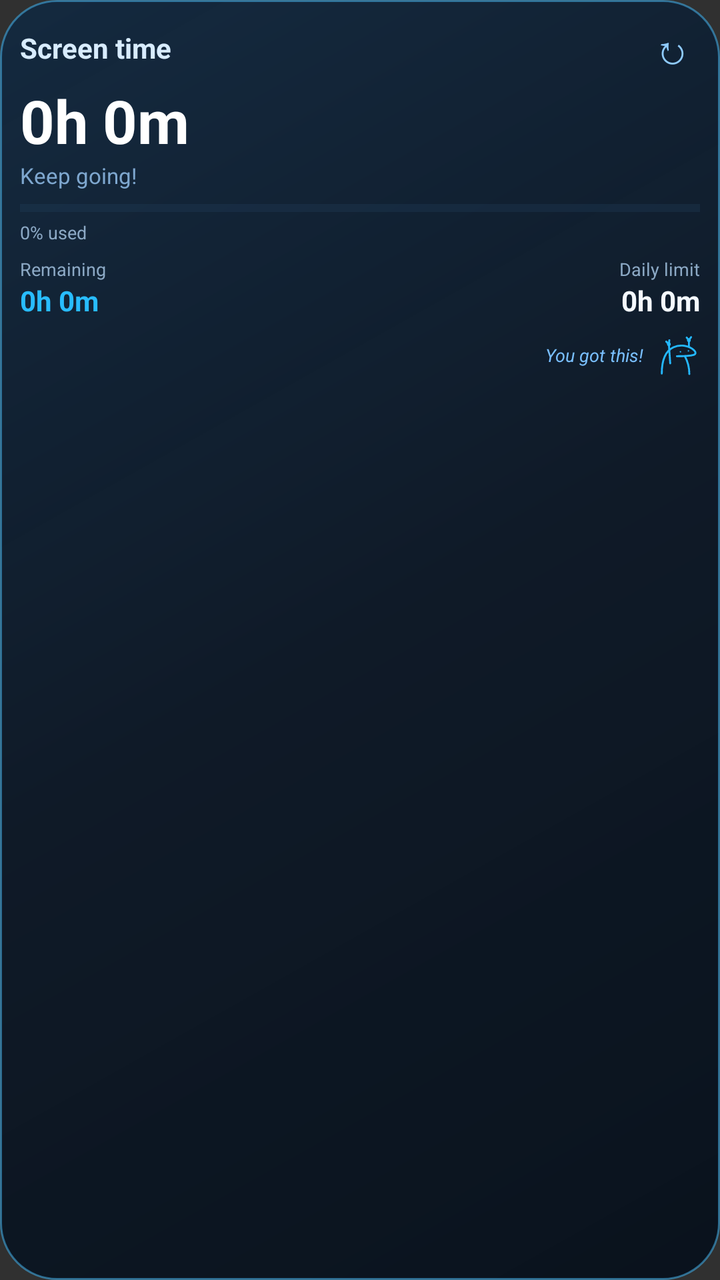
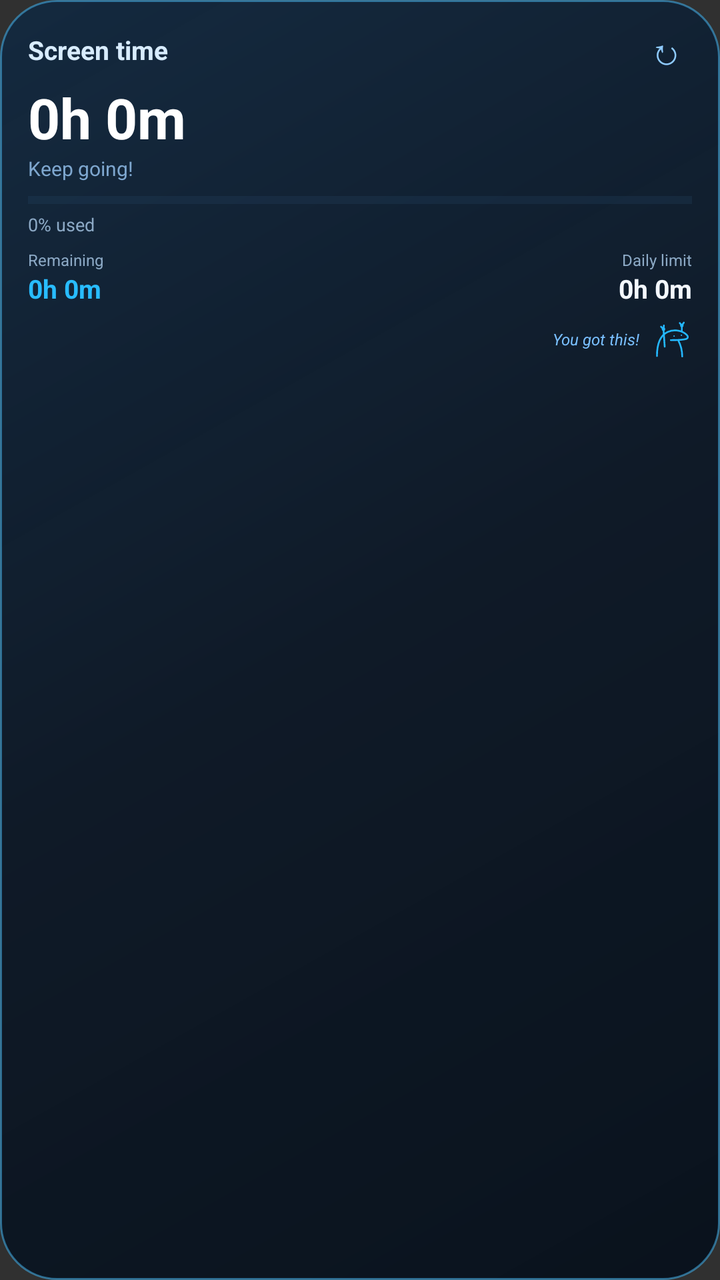

An Android layout rendered at two revisions. The XML below is the earlier revision; the diff shows what the commit changed to produce the second picture.
<!-- AndroidManifest.xml: application theme android:Theme.Material.NoActionBar -->
<!-- res/layout/widget_screen_time.xml -->
<?xml version="1.0" encoding="utf-8"?>
<LinearLayout xmlns:android="http://schemas.android.com/apk/res/android"
    android:id="@+id/widget_root"
    android:layout_width="match_parent"
    android:layout_height="match_parent"
    android:orientation="vertical"
    android:padding="10dp"
    android:background="@drawable/widget_glass_bg">

    <LinearLayout
        android:layout_width="match_parent"
        android:layout_height="wrap_content"
        android:orientation="horizontal"
        android:gravity="center_vertical">

        <TextView
            android:layout_width="0dp"
            android:layout_height="wrap_content"
            android:layout_weight="1"
            android:text="Screen time"
            android:textSize="14sp"
            android:textStyle="bold"
            android:textColor="#D8ECFF" />

        <TextView
            android:id="@+id/widget_refresh"
            android:layout_width="28dp"
            android:layout_height="28dp"
            android:gravity="center"
            android:text="↻"
            android:textSize="20sp"
            android:textColor="#8FCBFF" />
    </LinearLayout>

    <TextView
        android:id="@+id/widget_used"
        android:layout_width="match_parent"
        android:layout_height="wrap_content"
        android:layout_marginTop="2dp"
        android:text="0h 0m"
        android:textSize="30sp"
        android:textStyle="bold"
        android:textColor="#FFFFFF"
        android:maxLines="1" />

    <TextView
        android:id="@+id/widget_status"
        android:layout_width="match_parent"
        android:layout_height="wrap_content"
        android:text="Keep going!"
        android:textSize="11sp"
        android:textColor="#7EA7CF"
        android:maxLines="1" />

    <ProgressBar
        android:id="@+id/widget_progress"
        style="?android:attr/progressBarStyleHorizontal"
        android:layout_width="match_parent"
        android:layout_height="6dp"
        android:layout_marginTop="6dp"
        android:max="1000"
        android:progress="0"
        android:progressTint="#24B8FF"
        android:progressBackgroundTint="#23415E" />

    <TextView
        android:id="@+id/widget_percent"
        android:layout_width="match_parent"
        android:layout_height="wrap_content"
        android:layout_marginTop="3dp"
        android:text="0% used"
        android:textSize="9sp"
        android:textColor="#8CA9C5"
        android:maxLines="1" />

    <LinearLayout
        android:layout_width="match_parent"
        android:layout_height="wrap_content"
        android:layout_marginTop="6dp"
        android:orientation="horizontal">

        <LinearLayout
            android:layout_width="0dp"
            android:layout_height="wrap_content"
            android:layout_weight="1"
            android:orientation="vertical">

            <TextView
                android:layout_width="wrap_content"
                android:layout_height="wrap_content"
                android:text="Remaining"
                android:textSize="9sp"
                android:textColor="#8CA9C5" />

            <TextView
                android:id="@+id/widget_remaining"
                android:layout_width="wrap_content"
                android:layout_height="wrap_content"
                android:text="0h 0m"
                android:textSize="14sp"
                android:textStyle="bold"
                android:textColor="#28BCFF"
                android:maxLines="1" />
        </LinearLayout>

        <LinearLayout
            android:layout_width="0dp"
            android:layout_height="wrap_content"
            android:layout_weight="1"
            android:orientation="vertical"
            android:gravity="end">

            <TextView
                android:layout_width="wrap_content"
                android:layout_height="wrap_content"
                android:text="Daily limit"
                android:textSize="9sp"
                android:textColor="#8CA9C5" />

            <TextView
                android:id="@+id/widget_limit"
                android:layout_width="wrap_content"
                android:layout_height="wrap_content"
                android:text="0h 0m"
                android:textSize="14sp"
                android:textStyle="bold"
                android:textColor="#F4F9FF"
                android:maxLines="1" />
        </LinearLayout>
    </LinearLayout>

    <LinearLayout
        android:layout_width="match_parent"
        android:layout_height="wrap_content"
        android:layout_marginTop="4dp"
        android:orientation="horizontal"
        android:gravity="end|center_vertical">

        <TextView
            android:layout_width="wrap_content"
            android:layout_height="wrap_content"
            android:text="You got this!"
            android:textSize="9sp"
            android:textStyle="italic"
            android:textColor="#79BFFF" />

        <ImageView
            android:layout_width="24dp"
            android:layout_height="28dp"
            android:layout_marginStart="4dp"
            android:scaleType="fitCenter"
            android:src="@drawable/ic_guardian_figure_only"
            android:contentDescription="@string/app_name" />
    </LinearLayout>

</LinearLayout>
<!-- resources referenced by this layout -->
<resources>
  <!-- drawable ic_guardian_figure_only (drawable) -->
  <?xml version="1.0" encoding="utf-8"?>
  <vector xmlns:android="http://schemas.android.com/apk/res/android"
      android:width="108dp"
      android:height="108dp"
      android:viewportWidth="108"
      android:viewportHeight="108">
  
      <path
          android:fillColor="@android:color/transparent"
          android:strokeColor="#24B8FF"
          android:strokeWidth="4.3"
          android:strokeLineCap="round"
          android:strokeLineJoin="round"
          android:pathData="M22,95 C22,64 31,44 48,36 C65,28 85,33 95,43 C99,47 99,51 94,53 C84,56 70,56 56,56" />
  
      <path
          android:fillColor="@android:color/transparent"
          android:strokeColor="#24B8FF"
          android:strokeWidth="4.3"
          android:strokeLineCap="round"
          android:pathData="M74,56 C82,71 84,85 84,96" />
  
      <path
          android:fillColor="@android:color/transparent"
          android:strokeColor="#24B8FF"
          android:strokeWidth="4.3"
          android:strokeLineCap="round"
          android:pathData="M38,29 L41,72" />
  
      <path
          android:fillColor="@android:color/transparent"
          android:strokeColor="#24B8FF"
          android:strokeWidth="4.3"
          android:strokeLineCap="round"
          android:pathData="M38,29 L32,23 M38,29 L39,20" />
  
      <path
          android:fillColor="@android:color/transparent"
          android:strokeColor="#24B8FF"
          android:strokeWidth="4.3"
          android:strokeLineCap="round"
          android:pathData="M83,33 L83,20 M83,20 L78,14 M83,20 L88,13" />
  
      <path android:fillColor="#24B8FF" android:pathData="M38,29 m-4.2,0 a4.2,4.2 0,1 0,8.4,0 a4.2,4.2 0,1 0,-8.4,0" />
      <path android:fillColor="#24B8FF" android:pathData="M83,20 m-4.2,0 a4.2,4.2 0,1 0,8.4,0 a4.2,4.2 0,1 0,-8.4,0" />
      <path android:fillColor="#24B8FF" android:pathData="M64,46 m-1.7,0 a1.7,1.7 0,1 0,3.4,0 a1.7,1.7 0,1 0,-3.4,0" />
      <path android:fillColor="#24B8FF" android:pathData="M82,44 m-1.7,0 a1.7,1.7 0,1 0,3.4,0 a1.7,1.7 0,1 0,-3.4,0" />
  </vector>
  <!-- drawable widget_glass_bg (drawable) -->
  <?xml version="1.0" encoding="utf-8"?>
  <shape xmlns:android="http://schemas.android.com/apk/res/android" android:shape="rectangle">
      <gradient
          android:angle="315"
          android:startColor="#F0122940"
          android:centerColor="#E60B1726"
          android:endColor="#F007101B" />
      <corners android:radius="28dp" />
      <stroke android:width="1dp" android:color="#8047BFFF" />
      <padding android:left="2dp" android:top="2dp" android:right="2dp" android:bottom="2dp" />
  </shape>
  <string name="app_name">Screen Time Guard</string>
</resources>

<!-- the commit's change to res/layout/widget_screen_time.xml (unified diff, before → after) -->
@@ -4,7 +4,10 @@
     android:layout_width="match_parent"
     android:layout_height="match_parent"
     android:orientation="vertical"
-    android:padding="10dp"
+    android:paddingLeft="14dp"
+    android:paddingTop="12dp"
+    android:paddingRight="14dp"
+    android:paddingBottom="12dp"
     android:background="@drawable/widget_glass_bg">
 
     <LinearLayout
@@ -18,17 +21,17 @@
             android:layout_height="wrap_content"
             android:layout_weight="1"
             android:text="Screen time"
-            android:textSize="14sp"
+            android:textSize="13sp"
             android:textStyle="bold"
             android:textColor="#D8ECFF" />
 
         <TextView
             android:id="@+id/widget_refresh"
-            android:layout_width="28dp"
-            android:layout_height="28dp"
+            android:layout_width="26dp"
+            android:layout_height="26dp"
             android:gravity="center"
             android:text="↻"
-            android:textSize="20sp"
+            android:textSize="18sp"
             android:textColor="#8FCBFF" />
     </LinearLayout>
 
@@ -38,7 +41,7 @@
         android:layout_height="wrap_content"
         android:layout_marginTop="2dp"
         android:text="0h 0m"
-        android:textSize="30sp"
+        android:textSize="28sp"
         android:textStyle="bold"
         android:textColor="#FFFFFF"
         android:maxLines="1" />
@@ -48,7 +51,7 @@
         android:layout_width="match_parent"
         android:layout_height="wrap_content"
         android:text="Keep going!"
-        android:textSize="11sp"
+        android:textSize="10sp"
         android:textColor="#7EA7CF"
         android:maxLines="1" />
 
@@ -83,13 +86,14 @@
             android:layout_width="0dp"
             android:layout_height="wrap_content"
             android:layout_weight="1"
-            android:orientation="vertical">
+            android:orientation="vertical"
+            android:paddingEnd="4dp">
 
             <TextView
                 android:layout_width="wrap_content"
                 android:layout_height="wrap_content"
                 android:text="Remaining"
-                android:textSize="9sp"
+                android:textSize="8sp"
                 android:textColor="#8CA9C5" />
 
             <TextView
@@ -97,7 +101,7 @@
                 android:layout_width="wrap_content"
                 android:layout_height="wrap_content"
                 android:text="0h 0m"
-                android:textSize="14sp"
+                android:textSize="13sp"
                 android:textStyle="bold"
                 android:textColor="#28BCFF"
                 android:maxLines="1" />
@@ -108,13 +112,14 @@
             android:layout_height="wrap_content"
             android:layout_weight="1"
             android:orientation="vertical"
-            android:gravity="end">
+            android:gravity="end"
+            android:paddingStart="4dp">
 
             <TextView
                 android:layout_width="wrap_content"
                 android:layout_height="wrap_content"
                 android:text="Daily limit"
-                android:textSize="9sp"
+                android:textSize="8sp"
                 android:textColor="#8CA9C5" />
 
             <TextView
@@ -122,7 +127,7 @@
                 android:layout_width="wrap_content"
                 android:layout_height="wrap_content"
                 android:text="0h 0m"
-                android:textSize="14sp"
+                android:textSize="13sp"
                 android:textStyle="bold"
                 android:textColor="#F4F9FF"
                 android:maxLines="1" />
@@ -140,13 +145,13 @@
             android:layout_width="wrap_content"
             android:layout_height="wrap_content"
             android:text="You got this!"
-            android:textSize="9sp"
+            android:textSize="8sp"
             android:textStyle="italic"
             android:textColor="#79BFFF" />
 
         <ImageView
-            android:layout_width="24dp"
-            android:layout_height="28dp"
+            android:layout_width="22dp"
+            android:layout_height="25dp"
             android:layout_marginStart="4dp"
             android:scaleType="fitCenter"
             android:src="@drawable/ic_guardian_figure_only"
